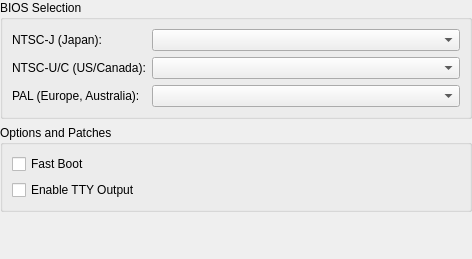
First picture: the form in src/duckstation-qt/biossettingswidget.ui, repository kofxi3584karlayang/duckstation, before the edit.
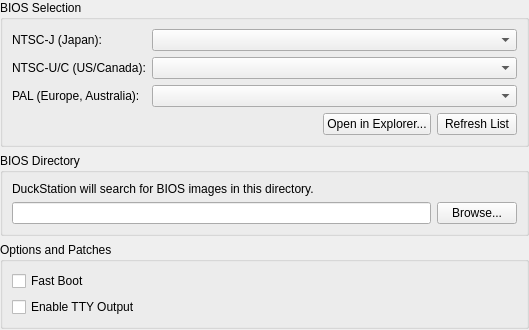
Second picture: the form after the edit.

Commit message: BIOS: Add option to set search directory elsewhere

Diff of the .ui file:
```diff
--- a/src/duckstation-qt/biossettingswidget.ui
+++ b/src/duckstation-qt/biossettingswidget.ui
@@ -6,8 +6,8 @@
    <rect>
     <x>0</x>
     <y>0</y>
-    <width>472</width>
-    <height>259</height>
+    <width>529</width>
+    <height>330</height>
    </rect>
   </property>
   <property name="windowTitle">
@@ -32,6 +32,23 @@
       <string>BIOS Selection</string>
      </property>
      <layout class="QGridLayout" name="gridLayout">
+      <item row="0" column="1">
+       <widget class="QComboBox" name="imageNTSCJ">
+        <property name="sizePolicy">
+         <sizepolicy hsizetype="Expanding" vsizetype="Fixed">
+          <horstretch>0</horstretch>
+          <verstretch>0</verstretch>
+         </sizepolicy>
+        </property>
+       </widget>
+      </item>
+      <item row="2" column="0">
+       <widget class="QLabel" name="label_5">
+        <property name="text">
+         <string>PAL (Europe, Australia):</string>
+        </property>
+       </widget>
+      </item>
       <item row="0" column="0">
        <widget class="QLabel" name="label">
         <property name="text">
@@ -39,16 +56,6 @@
         </property>
        </widget>
       </item>
-      <item row="0" column="1">
-       <widget class="QComboBox" name="imageNTSCJ">
-        <property name="sizePolicy">
-         <sizepolicy hsizetype="Expanding" vsizetype="Fixed">
-          <horstretch>0</horstretch>
-          <verstretch>0</verstretch>
-         </sizepolicy>
-        </property>
-       </widget>
-      </item>
       <item row="1" column="0">
        <widget class="QLabel" name="label_2">
         <property name="text">
@@ -56,23 +63,6 @@
         </property>
        </widget>
       </item>
-      <item row="1" column="1">
-       <widget class="QComboBox" name="imageNTSCU">
-        <property name="sizePolicy">
-         <sizepolicy hsizetype="Expanding" vsizetype="Fixed">
-          <horstretch>0</horstretch>
-          <verstretch>0</verstretch>
-         </sizepolicy>
-        </property>
-       </widget>
-      </item>
-      <item row="2" column="0">
-       <widget class="QLabel" name="label_5">
-        <property name="text">
-         <string>PAL (Europe, Australia):</string>
-        </property>
-       </widget>
-      </item>
       <item row="2" column="1">
        <widget class="QComboBox" name="imagePAL">
         <property name="sizePolicy">
@@ -82,6 +72,80 @@
          </sizepolicy>
         </property>
        </widget>
+      </item>
+      <item row="1" column="1">
+       <widget class="QComboBox" name="imageNTSCU">
+        <property name="sizePolicy">
+         <sizepolicy hsizetype="Expanding" vsizetype="Fixed">
+          <horstretch>0</horstretch>
+          <verstretch>0</verstretch>
+         </sizepolicy>
+        </property>
+       </widget>
+      </item>
+      <item row="3" column="1">
+       <layout class="QHBoxLayout" name="horizontalLayout_2">
+        <item>
+         <spacer name="horizontalSpacer">
+          <property name="orientation">
+           <enum>Qt::Horizontal</enum>
+          </property>
+          <property name="sizeHint" stdset="0">
+           <size>
+            <width>40</width>
+            <height>20</height>
+           </size>
+          </property>
+         </spacer>
+        </item>
+        <item>
+         <widget class="QPushButton" name="openSearchDirectory">
+          <property name="text">
+           <string>Open in Explorer...</string>
+          </property>
+         </widget>
+        </item>
+        <item>
+         <widget class="QPushButton" name="refresh">
+          <property name="text">
+           <string>Refresh List</string>
+          </property>
+         </widget>
+        </item>
+       </layout>
+      </item>
+     </layout>
+    </widget>
+   </item>
+   <item>
+    <widget class="QGroupBox" name="groupBox_3">
+     <property name="title">
+      <string>BIOS Directory</string>
+     </property>
+     <layout class="QGridLayout" name="gridLayout_2">
+      <item row="0" column="0" colspan="2">
+       <widget class="QLabel" name="label_3">
+        <property name="text">
+         <string>DuckStation will search for BIOS images in this directory.</string>
+        </property>
+        <property name="wordWrap">
+         <bool>true</bool>
+        </property>
+       </widget>
+      </item>
+      <item row="1" column="0" colspan="2">
+       <layout class="QHBoxLayout" name="horizontalLayout">
+        <item>
+         <widget class="QLineEdit" name="searchDirectory"/>
+        </item>
+        <item>
+         <widget class="QPushButton" name="browseSearchDirectory">
+          <property name="text">
+           <string>Browse...</string>
+          </property>
+         </widget>
+        </item>
+       </layout>
       </item>
      </layout>
     </widget>
```
The commit also changes 8 other files.
